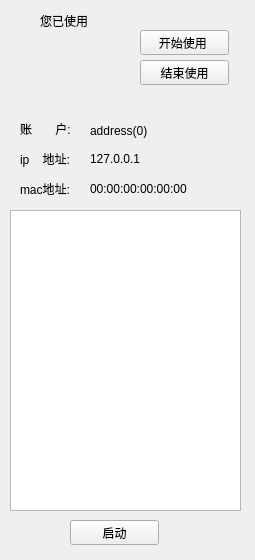
Zentions/SoftwareShareWin, file serveritem.ui: the form before one commit.
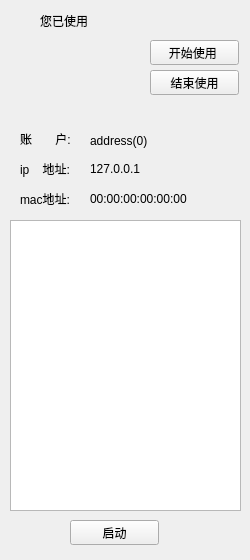
The form after the commit.

```diff
--- a/serveritem.ui
+++ b/serveritem.ui
@@ -6,7 +6,7 @@
    <rect>
     <x>0</x>
     <y>0</y>
-    <width>255</width>
+    <width>250</width>
     <height>560</height>
    </rect>
   </property>
@@ -17,7 +17,7 @@
    <property name="geometry">
     <rect>
      <x>20</x>
-     <y>120</y>
+     <y>130</y>
      <width>67</width>
      <height>17</height>
     </rect>
@@ -30,7 +30,7 @@
    <property name="geometry">
     <rect>
      <x>90</x>
-     <y>120</y>
+     <y>130</y>
      <width>161</width>
      <height>21</height>
     </rect>
@@ -42,8 +42,8 @@
   <widget class="QPushButton" name="pushButton">
    <property name="geometry">
     <rect>
-     <x>140</x>
-     <y>30</y>
+     <x>150</x>
+     <y>40</y>
      <width>89</width>
      <height>25</height>
     </rect>
@@ -55,8 +55,8 @@
   <widget class="QPushButton" name="pushButton_2">
    <property name="geometry">
     <rect>
-     <x>140</x>
-     <y>60</y>
+     <x>150</x>
+     <y>70</y>
      <width>89</width>
      <height>25</height>
     </rect>
@@ -69,7 +69,7 @@
    <property name="geometry">
     <rect>
      <x>20</x>
-     <y>150</y>
+     <y>160</y>
      <width>67</width>
      <height>17</height>
     </rect>
@@ -82,7 +82,7 @@
    <property name="geometry">
     <rect>
      <x>90</x>
-     <y>150</y>
+     <y>160</y>
      <width>151</width>
      <height>17</height>
     </rect>
@@ -95,7 +95,7 @@
    <property name="geometry">
     <rect>
      <x>20</x>
-     <y>180</y>
+     <y>190</y>
      <width>67</width>
      <height>17</height>
     </rect>
@@ -108,7 +108,7 @@
    <property name="geometry">
     <rect>
      <x>90</x>
-     <y>180</y>
+     <y>190</y>
      <width>151</width>
      <height>17</height>
     </rect>
@@ -121,9 +121,9 @@
    <property name="geometry">
     <rect>
      <x>10</x>
-     <y>210</y>
+     <y>220</y>
      <width>231</width>
-     <height>301</height>
+     <height>291</height>
     </rect>
    </property>
   </widget>
@@ -156,9 +156,9 @@
   <widget class="QLabel" name="label_8">
    <property name="geometry">
     <rect>
-     <x>140</x>
-     <y>90</y>
-     <width>111</width>
+     <x>110</x>
+     <y>100</y>
+     <width>141</width>
      <height>21</height>
     </rect>
    </property>
```
